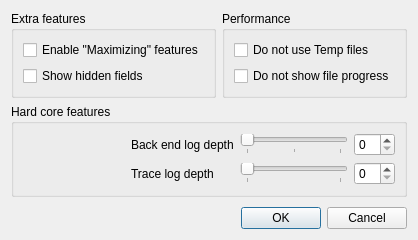
This is src/advancedoptionsdialog.ui in lgbaldoni/qmp3gain-qt5 as Qt 5 draws it before an edit. The edited form follows.
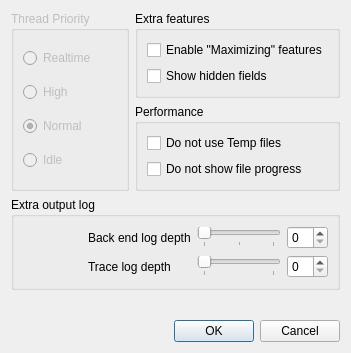
This is the edited form.

Commit message: Threads radio buttons are reappeared but disabled

Diff of the .ui file:
```diff
--- a/src/advancedoptionsdialog.ui
+++ b/src/advancedoptionsdialog.ui
@@ -6,17 +6,85 @@
    <rect>
     <x>0</x>
     <y>0</y>
-    <width>378</width>
-    <height>240</height>
+    <width>351</width>
+    <height>353</height>
    </rect>
   </property>
   <property name="windowTitle">
    <string>%1 - Advanced Options</string>
   </property>
-  <layout class="QVBoxLayout" name="verticalLayout_3">
+  <layout class="QVBoxLayout" name="verticalLayout_4">
    <item>
     <layout class="QHBoxLayout" name="horizontalLayout">
      <item>
+      <widget class="QGroupBox" name="groupBox_threadPriority">
+       <property name="enabled">
+        <bool>false</bool>
+       </property>
+       <property name="toolTip">
+        <string>This adjusts what priority the program has in using your computer's resources</string>
+       </property>
+       <property name="title">
+        <string>Thread Priority</string>
+       </property>
+       <property name="flat">
+        <bool>false</bool>
+       </property>
+       <property name="checkable">
+        <bool>false</bool>
+       </property>
+       <layout class="QVBoxLayout" name="verticalLayout_5">
+        <item>
+         <widget class="QRadioButton" name="radioButton_threadRealtime">
+          <property name="toolTip">
+           <string>Applicaton has maximum priority of the computer's resource.
+Its usage is not recommended.</string>
+          </property>
+          <property name="text">
+           <string>Realtime</string>
+          </property>
+         </widget>
+        </item>
+        <item>
+         <widget class="QRadioButton" name="radioButton_threadHigh">
+          <property name="toolTip">
+           <string>Applicaton has high priority of the computer's resource.
+Its usage might be not recommended</string>
+          </property>
+          <property name="text">
+           <string>High</string>
+          </property>
+         </widget>
+        </item>
+        <item>
+         <widget class="QRadioButton" name="radioButton_threadNormal">
+          <property name="toolTip">
+           <string>Applicaton has normal priority of the computer's resource</string>
+          </property>
+          <property name="text">
+           <string>Normal</string>
+          </property>
+          <property name="checked">
+           <bool>true</bool>
+          </property>
+         </widget>
+        </item>
+        <item>
+         <widget class="QRadioButton" name="radioButton_threadIdle">
+          <property name="toolTip">
+           <string>Applicaton has slight priority of the computer's resource</string>
+          </property>
+          <property name="text">
+           <string>Idle</string>
+          </property>
+         </widget>
+        </item>
+       </layout>
+      </widget>
+     </item>
+     <item>
+      <layout class="QVBoxLayout" name="verticalLayout_3">
+       <item>
       <widget class="QGroupBox" name="groupBox_extra_features">
        <property name="enabled">
         <bool>true</bool>
@@ -88,10 +156,12 @@
      </item>
     </layout>
    </item>
+    </layout>
+   </item>
    <item>
     <widget class="QGroupBox" name="groupBox">
      <property name="title">
-      <string>Hard core features</string>
+      <string>Extra output log</string>
      </property>
      <layout class="QVBoxLayout" name="verticalLayout">
       <item>
```
Left out of the diff: 15 changed lines with no effect on the pictures. Lines whose indentation alone changed are shown as unchanged. The commit also changes 1 other file.
